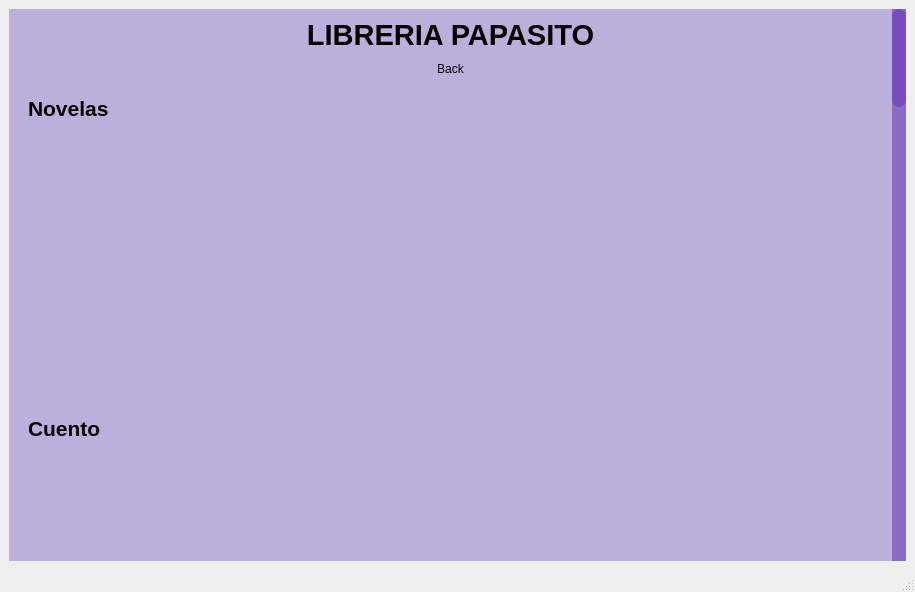
This is BIBLIOTECA_PROY/assets/aver.ui in mixano611/PROYECTO_PRG_POO_PY as Qt 5 draws it before an edit. The edited form follows.
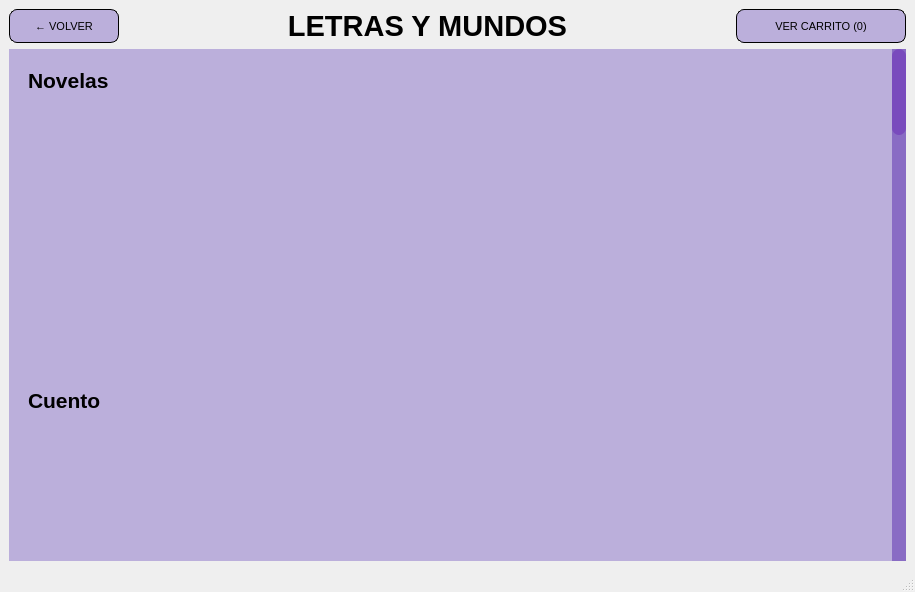
This is the edited form.

```diff
--- a/BIBLIOTECA_PROY/assets/aver.ui
+++ b/BIBLIOTECA_PROY/assets/aver.ui
@@ -71,6 +71,91 @@
   </property>
   <widget class="QWidget" name="centralwidget">
    <layout class="QVBoxLayout" name="verticalLayout_3">
+   <item>
+    <layout class="QHBoxLayout" name="barraSuperior">
+     <item>
+      <widget class="QPushButton" name="btnVolver">
+       <property name="minimumSize">
+        <size>
+         <width>110</width>
+         <height>34</height>
+        </size>
+       </property>
+       <property name="maximumSize">
+        <size>
+         <width>110</width>
+         <height>34</height>
+        </size>
+       </property>
+       <property name="styleSheet">
+        <string notr="true">QPushButton{
+	border: 1px solid #000000;
+	border-radius: 8px;
+	background-color: #BBAFDB;
+	color: black;
+	font-size: 11px;
+	cursor: pointer;
+}
+QPushButton:hover {
+	background-color: #8E7CC3;
+}</string>
+       </property>
+       <property name="text">
+        <string>← VOLVER</string>
+       </property>
+      </widget>
+     </item>
+     <item>
+      <widget class="QLabel" name="label_41">
+       <property name="font">
+        <font>
+         <pointsize>22</pointsize>
+         <weight>75</weight>
+         <bold>true</bold>
+        </font>
+       </property>
+       <property name="text">
+        <string>LETRAS Y MUNDOS</string>
+       </property>
+       <property name="alignment">
+        <set>Qt::AlignCenter</set>
+       </property>
+      </widget>
+     </item>
+     <item>
+      <widget class="QPushButton" name="btnCarrito">
+       <property name="minimumSize">
+        <size>
+         <width>170</width>
+         <height>34</height>
+        </size>
+       </property>
+       <property name="maximumSize">
+        <size>
+         <width>170</width>
+         <height>34</height>
+        </size>
+       </property>
+       <property name="styleSheet">
+        <string notr="true">QPushButton{
+	border: 1px solid #000000;
+	border-radius: 8px;
+	background-color: #BBAFDB;
+	color: black;
+	font-size: 11px;
+	cursor: pointer;
+}
+QPushButton:hover {
+	background-color: #8E7CC3;
+}</string>
+       </property>
+       <property name="text">
+        <string>VER CARRITO (0)</string>
+       </property>
+      </widget>
+     </item>
+    </layout>
+   </item>
     <item>
      <widget class="QScrollArea" name="scrollArea">
       <property name="styleSheet">
@@ -97,39 +182,6 @@
         </rect>
        </property>
        <layout class="QVBoxLayout" name="verticalLayout_2">
-        <item>
-         <widget class="QLabel" name="label_41">
-          <property name="font">
-           <font>
-            <pointsize>22</pointsize>
-            <weight>75</weight>
-            <bold>true</bold>
-           </font>
-          </property>
-          <property name="text">
-           <string>LIBRERIA PAPASITO</string>
-          </property>
-          <property name="alignment">
-           <set>Qt::AlignCenter</set>
-          </property>
-         </widget>
-        </item>
-        <item>
-         <widget class="QPushButton" name="btnVolver">
-          <property name="layoutDirection">
-           <enum>Qt::LeftToRight</enum>
-          </property>
-          <property name="text">
-           <string>Back</string>
-          </property>
-          <property name="default">
-           <bool>false</bool>
-          </property>
-          <property name="flat">
-           <bool>true</bool>
-          </property>
-         </widget>
-        </item>
         <item>
          <widget class="QFrame" name="frame">
           <property name="minimumSize">
```
